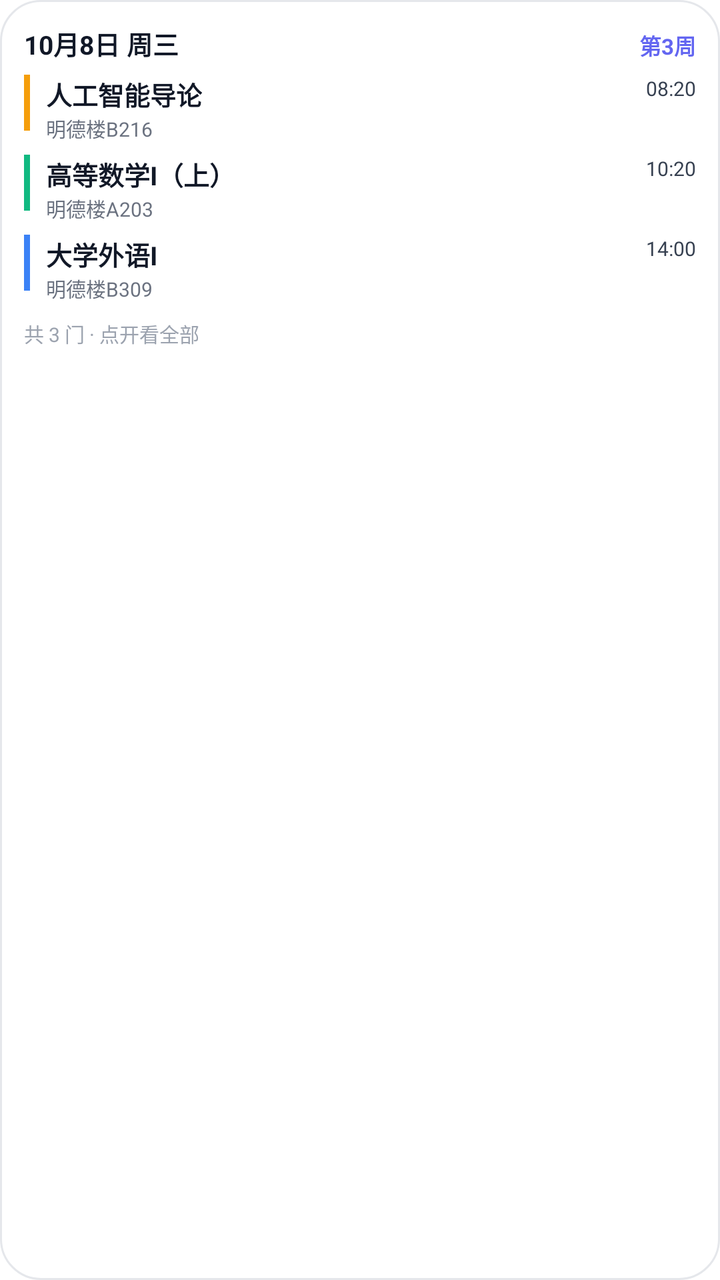
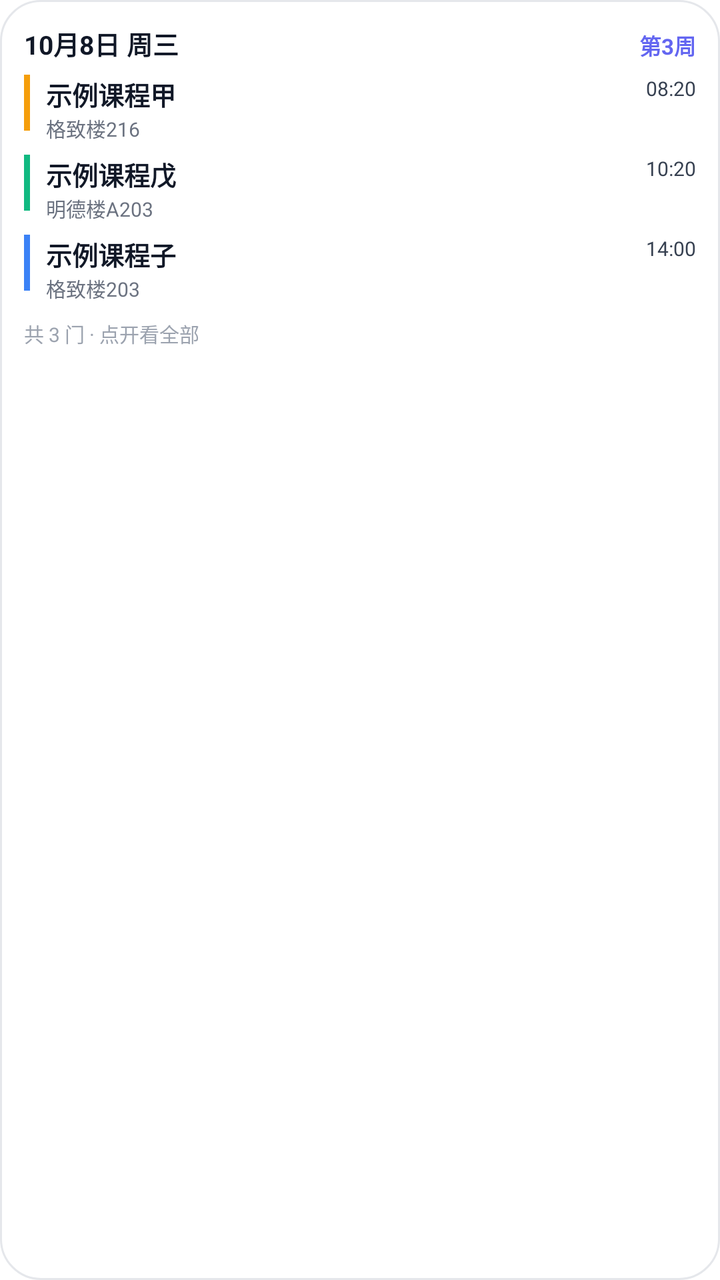

Before-and-after screenshots of an Android layout around one commit, followed by the original layout XML and the change that was made.
<!-- AndroidManifest.xml: fallback theme Theme.MaterialComponents.DayNight.NoActionBar -->
<!-- res/layout/widget_today_preview.xml -->
<?xml version="1.0" encoding="utf-8"?>
<LinearLayout xmlns:android="http://schemas.android.com/apk/res/android"
    android:layout_width="match_parent"
    android:layout_height="match_parent"
    android:background="@drawable/widget_bg"
    android:orientation="vertical"
    android:padding="12dp">

    <LinearLayout
        android:layout_width="match_parent"
        android:layout_height="wrap_content"
        android:orientation="horizontal">

        <TextView
            android:layout_width="0dp"
            android:layout_height="wrap_content"
            android:layout_weight="1"
            android:text="10月8日 周三"
            android:textColor="#111827"
            android:textSize="13sp"
            android:textStyle="bold" />

        <TextView
            android:layout_width="wrap_content"
            android:layout_height="wrap_content"
            android:text="第3周"
            android:textColor="#6366F1"
            android:textSize="11sp"
            android:textStyle="bold" />
    </LinearLayout>

    <LinearLayout
        android:layout_width="match_parent"
        android:layout_height="wrap_content"
        android:layout_marginTop="6dp"
        android:orientation="horizontal">

        <ImageView
            android:layout_width="3dp"
            android:layout_height="28dp"
            android:background="#F59E0B"
            android:contentDescription="@null" />

        <LinearLayout
            android:layout_width="0dp"
            android:layout_height="wrap_content"
            android:layout_marginStart="8dp"
            android:layout_weight="1"
            android:orientation="vertical">

            <TextView
                android:layout_width="wrap_content"
                android:layout_height="wrap_content"
                android:text="人工智能导论"
                android:textColor="#111827"
                android:textSize="13sp"
                android:textStyle="bold" />

            <TextView
                android:layout_width="wrap_content"
                android:layout_height="wrap_content"
                android:text="明德楼B216"
                android:textColor="#6B7280"
                android:textSize="10sp" />
        </LinearLayout>

        <TextView
            android:layout_width="wrap_content"
            android:layout_height="wrap_content"
            android:text="08:20"
            android:textColor="#374151"
            android:textSize="10sp" />
    </LinearLayout>

    <LinearLayout
        android:layout_width="match_parent"
        android:layout_height="wrap_content"
        android:layout_marginTop="6dp"
        android:orientation="horizontal">

        <ImageView
            android:layout_width="3dp"
            android:layout_height="28dp"
            android:background="#10B981"
            android:contentDescription="@null" />

        <LinearLayout
            android:layout_width="0dp"
            android:layout_height="wrap_content"
            android:layout_marginStart="8dp"
            android:layout_weight="1"
            android:orientation="vertical">

            <TextView
                android:layout_width="wrap_content"
                android:layout_height="wrap_content"
                android:text="高等数学Ⅰ（上）"
                android:textColor="#111827"
                android:textSize="13sp"
                android:textStyle="bold" />

            <TextView
                android:layout_width="wrap_content"
                android:layout_height="wrap_content"
                android:text="明德楼A203"
                android:textColor="#6B7280"
                android:textSize="10sp" />
        </LinearLayout>

        <TextView
            android:layout_width="wrap_content"
            android:layout_height="wrap_content"
            android:text="10:20"
            android:textColor="#374151"
            android:textSize="10sp" />
    </LinearLayout>

    <LinearLayout
        android:layout_width="match_parent"
        android:layout_height="wrap_content"
        android:layout_marginTop="6dp"
        android:orientation="horizontal">

        <ImageView
            android:layout_width="3dp"
            android:layout_height="28dp"
            android:background="#3B82F6"
            android:contentDescription="@null" />

        <LinearLayout
            android:layout_width="0dp"
            android:layout_height="wrap_content"
            android:layout_marginStart="8dp"
            android:layout_weight="1"
            android:orientation="vertical">

            <TextView
                android:layout_width="wrap_content"
                android:layout_height="wrap_content"
                android:text="大学外语Ⅰ"
                android:textColor="#111827"
                android:textSize="13sp"
                android:textStyle="bold" />

            <TextView
                android:layout_width="wrap_content"
                android:layout_height="wrap_content"
                android:text="明德楼B309"
                android:textColor="#6B7280"
                android:textSize="10sp" />
        </LinearLayout>

        <TextView
            android:layout_width="wrap_content"
            android:layout_height="wrap_content"
            android:text="14:00"
            android:textColor="#374151"
            android:textSize="10sp" />
    </LinearLayout>

    <TextView
        android:layout_width="match_parent"
        android:layout_height="wrap_content"
        android:paddingTop="8dp"
        android:text="共 3 门 · 点开看全部"
        android:textColor="#9CA3AF"
        android:textSize="10sp" />
</LinearLayout>
<!-- resources referenced by this layout -->
<resources>
  <!-- drawable widget_bg (drawable) -->
  <?xml version="1.0" encoding="utf-8"?>
  <shape xmlns:android="http://schemas.android.com/apk/res/android"
      android:shape="rectangle">
      <solid android:color="#FFFFFF" />
      <corners android:radius="20dp" />
      <stroke
          android:width="1dp"
          android:color="#E5E7EB" />
  </shape>
</resources>

<!-- the commit's change to res/layout/widget_today_preview.xml (unified diff, before → after) -->
@@ -51,7 +51,7 @@
             <TextView
                 android:layout_width="wrap_content"
                 android:layout_height="wrap_content"
-                android:text="人工智能导论"
+                android:text="示例课程甲"
                 android:textColor="#111827"
                 android:textSize="13sp"
                 android:textStyle="bold" />
@@ -59,7 +59,7 @@
             <TextView
                 android:layout_width="wrap_content"
                 android:layout_height="wrap_content"
-                android:text="明德楼B216"
+                android:text="格致楼216"
                 android:textColor="#6B7280"
                 android:textSize="10sp" />
         </LinearLayout>
@@ -94,7 +94,7 @@
             <TextView
                 android:layout_width="wrap_content"
                 android:layout_height="wrap_content"
-                android:text="高等数学Ⅰ（上）"
+                android:text="示例课程戊"
                 android:textColor="#111827"
                 android:textSize="13sp"
                 android:textStyle="bold" />
@@ -137,7 +137,7 @@
             <TextView
                 android:layout_width="wrap_content"
                 android:layout_height="wrap_content"
-                android:text="大学外语Ⅰ"
+                android:text="示例课程子"
                 android:textColor="#111827"
                 android:textSize="13sp"
                 android:textStyle="bold" />
@@ -145,7 +145,7 @@
             <TextView
                 android:layout_width="wrap_content"
                 android:layout_height="wrap_content"
-                android:text="明德楼B309"
+                android:text="格致楼203"
                 android:textColor="#6B7280"
                 android:textSize="10sp" />
         </LinearLayout>
